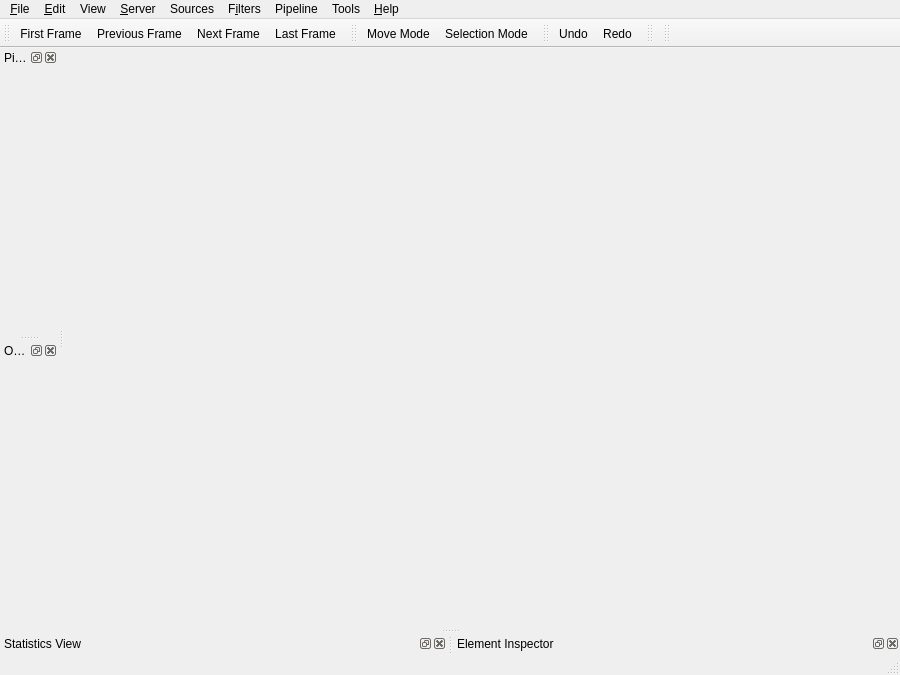
The window that Applications/PGraph/Histogram/MainWindow.ui (wildmichael/ParaView3-enhancements-old) describes before a commit, drawn with Qt 5.
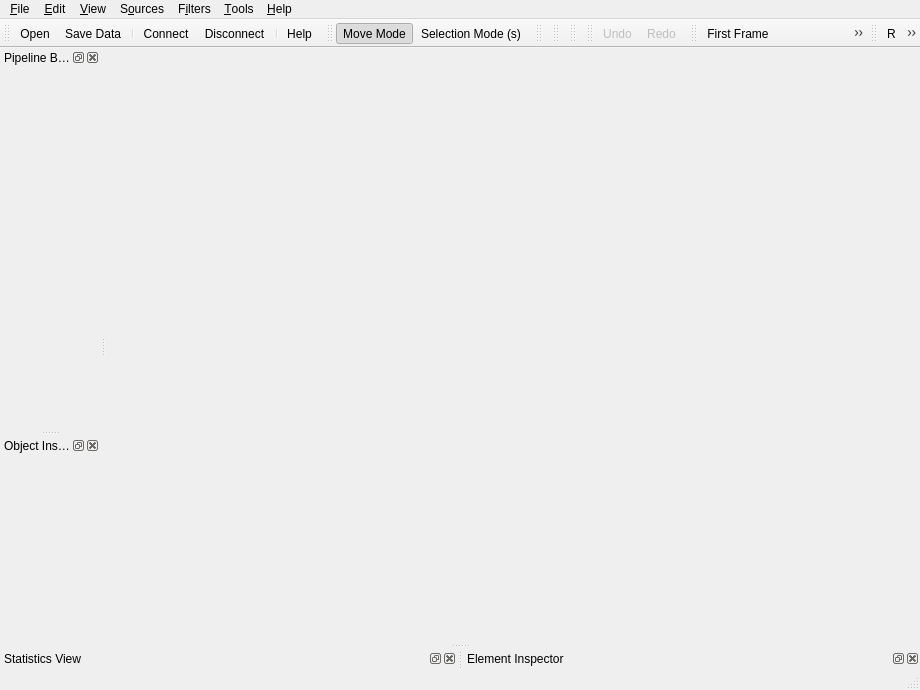
The same window after the commit. Icons and pictures are not drawn.

Commit message: BUG: PGraphHistogram sample had stopped working

```diff
--- a/Applications/PGraph/Histogram/MainWindow.ui
+++ b/Applications/PGraph/Histogram/MainWindow.ui
@@ -8,8 +8,8 @@
    <rect>
     <x>0</x>
     <y>0</y>
-    <width>900</width>
-    <height>675</height>
+    <width>920</width>
+    <height>690</height>
    </rect>
   </property>
   <property name="windowTitle" >
@@ -27,55 +27,27 @@
     <rect>
      <x>0</x>
      <y>0</y>
-     <width>900</width>
-     <height>21</height>
+     <width>920</width>
+     <height>25</height>
     </rect>
    </property>
-   <widget class="QMenu" name="menuEdit" >
-    <property name="title" >
-     <string>&amp;Edit</string>
-    </property>
-    <addaction name="actionEditUndo" />
-    <addaction name="actionEditRedo" />
-    <addaction name="separator" />
-    <addaction name="actionEditCameraUndo" />
-    <addaction name="actionEditCameraRedo" />
-   </widget>
-   <widget class="QMenu" name="menuFilters" >
-    <property name="title" >
-     <string>F&amp;ilters</string>
-    </property>
-   </widget>
-   <widget class="QMenu" name="menuView" >
-    <property name="title" >
-     <string>View</string>
-    </property>
-   </widget>
-   <widget class="QMenu" name="menuRecent_Files" >
-    <property name="title" >
-     <string>Recent Files</string>
-    </property>
-   </widget>
    <widget class="QMenu" name="menuPipeline" >
     <property name="title" >
-     <string>Pipeline</string>
+     <string>&amp;Pipeline</string>
     </property>
    </widget>
-   <widget class="QMenu" name="menuSources" >
+   <widget class="QMenu" name="menuHelp" >
     <property name="title" >
-     <string>Sources</string>
+     <string>&amp;Help</string>
     </property>
-   </widget>
-   <widget class="QMenu" name="menuServer" >
-    <property name="title" >
-     <string>&amp;Server</string>
-    </property>
-    <addaction name="actionServerConnect" />
-    <addaction name="actionServerDisconnect" />
+    <addaction name="actionHelpAbout" />
+    <addaction name="actionHelpHelp" />
+    <addaction name="separator" />
+    <addaction name="actionHelpEnableTooltips" />
    </widget>
    <widget class="QMenu" name="menuTools" >
     <property name="title" >
-     <string>Tools</string>
+     <string>&amp;Tools</string>
     </property>
     <addaction name="actionToolsCreateCustomFilter" />
     <addaction name="actionToolsManageCustomFilters" />
@@ -87,11 +59,17 @@
     <addaction name="separator" />
     <addaction name="actionToolsPythonShell" />
    </widget>
-   <widget class="QMenu" name="menuHelp" >
+   <widget class="QMenu" name="menuFilters" >
     <property name="title" >
-     <string>&amp;Help</string>
+     <string>F&amp;ilters</string>
     </property>
-    <addaction name="actionHelpEnableTooltips" />
+   </widget>
+   <widget class="QMenu" name="menuServer" >
+    <property name="title" >
+     <string>&amp;Server</string>
+    </property>
+    <addaction name="actionServerConnect" />
+    <addaction name="actionServerDisconnect" />
    </widget>
    <widget class="QMenu" name="menuFile" >
     <property name="title" >
@@ -114,13 +92,39 @@
     <addaction name="separator" />
     <addaction name="actionFileExit" />
    </widget>
+   <widget class="QMenu" name="menuSources" >
+    <property name="title" >
+     <string>S&amp;ources</string>
+    </property>
+   </widget>
+   <widget class="QMenu" name="menuView" >
+    <property name="title" >
+     <string>&amp;View</string>
+    </property>
+    <widget class="QMenu" name="menuToolbars" >
+     <property name="title" >
+      <string>Toolbars</string>
+     </property>
+    </widget>
+    <addaction name="menuToolbars" />
+   </widget>
+   <widget class="QMenu" name="menuEdit" >
+    <property name="title" >
+     <string>&amp;Edit</string>
+    </property>
+    <addaction name="actionEditUndo" />
+    <addaction name="actionEditRedo" />
+    <addaction name="separator" />
+    <addaction name="actionEditCameraUndo" />
+    <addaction name="actionEditCameraRedo" />
+    <addaction name="separator" />
+    <addaction name="actionEditSettings" />
+   </widget>
    <addaction name="menuFile" />
    <addaction name="menuEdit" />
    <addaction name="menuView" />
-   <addaction name="menuServer" />
    <addaction name="menuSources" />
    <addaction name="menuFilters" />
-   <addaction name="menuPipeline" />
    <addaction name="menuTools" />
    <addaction name="menuHelp" />
   </widget>
@@ -135,7 +139,14 @@
    <attribute name="dockWidgetArea" >
     <number>1</number>
    </attribute>
-   <widget class="QWidget" name="dockWidgetContents_2" />
+   <widget class="QWidget" name="dockWidgetContents_2" >
+    <property name="minimumSize" >
+     <size>
+      <width>100</width>
+      <height>16</height>
+     </size>
+    </property>
+   </widget>
   </widget>
   <widget class="QDockWidget" name="objectInspectorDock" >
    <property name="allowedAreas" >
@@ -173,20 +184,29 @@
    </attribute>
    <widget class="QWidget" name="dockWidgetContents_5" />
   </widget>
-  <widget class="QToolBar" name="VCRToolbar" >
+  <widget class="QToolBar" name="mainToolBar" >
    <property name="windowTitle" >
     <string>VCR Controls</string>
    </property>
    <property name="orientation" >
     <enum>Qt::Horizontal</enum>
    </property>
+   <property name="iconSize" >
+    <size>
+     <width>20</width>
+     <height>22</height>
+    </size>
+   </property>
    <attribute name="toolBarArea" >
     <number>4</number>
    </attribute>
-   <addaction name="actionVCRFirstFrame" />
-   <addaction name="actionVCRPreviousFrame" />
-   <addaction name="actionVCRNextFrame" />
-   <addaction name="actionVCRLastFrame" />
+   <addaction name="actionFileOpen" />
+   <addaction name="actionFileSaveData" />
+   <addaction name="separator" />
+   <addaction name="actionServerConnect" />
+   <addaction name="actionServerDisconnect" />
+   <addaction name="separator" />
+   <addaction name="actionHelpHelp" />
   </widget>
   <widget class="QToolBar" name="selectionToolbar" >
    <property name="windowTitle" >
@@ -195,25 +215,18 @@
    <property name="orientation" >
     <enum>Qt::Horizontal</enum>
    </property>
+   <property name="iconSize" >
+    <size>
+     <width>20</width>
+     <height>22</height>
+    </size>
+   </property>
    <attribute name="toolBarArea" >
     <number>4</number>
    </attribute>
    <addaction name="actionMoveMode" />
    <addaction name="actionSelectionMode" />
   </widget>
-  <widget class="QToolBar" name="undoRedoToolbar" >
-   <property name="windowTitle" >
-    <string>Undo/Redo Controls</string>
-   </property>
-   <property name="orientation" >
-    <enum>Qt::Horizontal</enum>
-   </property>
-   <attribute name="toolBarArea" >
-    <number>4</number>
-   </attribute>
-   <addaction name="actionEditUndo" />
-   <addaction name="actionEditRedo" />
-  </widget>
   <widget class="QToolBar" name="variableToolbar" >
    <property name="windowTitle" >
     <string>Active Variable Controls</string>
@@ -221,6 +234,29 @@
    <property name="orientation" >
     <enum>Qt::Horizontal</enum>
    </property>
+   <property name="iconSize" >
+    <size>
+     <width>20</width>
+     <height>22</height>
+    </size>
+   </property>
+   <attribute name="toolBarArea" >
+    <number>4</number>
+   </attribute>
+  </widget>
+  <widget class="QToolBar" name="representationToolbar" >
+   <property name="windowTitle" >
+    <string>Representation</string>
+   </property>
+   <property name="orientation" >
+    <enum>Qt::Horizontal</enum>
+   </property>
+   <property name="iconSize" >
+    <size>
+     <width>20</width>
+     <height>22</height>
+    </size>
+   </property>
    <attribute name="toolBarArea" >
     <number>4</number>
    </attribute>
@@ -232,18 +268,82 @@
    <property name="orientation" >
     <enum>Qt::Horizontal</enum>
    </property>
+   <property name="iconSize" >
+    <size>
+     <width>20</width>
+     <height>22</height>
+    </size>
+   </property>
    <attribute name="toolBarArea" >
     <number>4</number>
    </attribute>
   </widget>
-  <action name="actionFileNew" >
-   <property name="text" >
-    <string>&amp;New</string>
+  <widget class="QToolBar" name="undoRedoToolbar" >
+   <property name="windowTitle" >
+    <string>Undo/Redo Controls</string>
    </property>
-   <property name="shortcut" >
-    <string>Ctrl+N</string>
+   <property name="orientation" >
+    <enum>Qt::Horizontal</enum>
    </property>
-  </action>
+   <property name="iconSize" >
+    <size>
+     <width>20</width>
+     <height>22</height>
+    </size>
+   </property>
+   <attribute name="toolBarArea" >
+    <number>4</number>
+   </attribute>
+   <addaction name="actionEditUndo" />
+   <addaction name="actionEditRedo" />
+  </widget>
+  <widget class="QToolBar" name="VCRToolbar" >
+   <property name="windowTitle" >
+    <string>VCR Controls</string>
+   </property>
+   <property name="orientation" >
+    <enum>Qt::Horizontal</enum>
+   </property>
+   <property name="iconSize" >
+    <size>
+     <width>20</width>
+     <height>22</height>
+    </size>
+   </property>
+   <attribute name="toolBarArea" >
+    <number>4</number>
+   </attribute>
+   <addaction name="actionVCRFirstFrame" />
+   <addaction name="actionVCRPreviousFrame" />
+   <addaction name="actionVCRPlay" />
+   <addaction name="actionVCRPause" />
+   <addaction name="actionVCRNextFrame" />
+   <addaction name="actionVCRLastFrame" />
+  </widget>
+  <widget class="QToolBar" name="cameraToolbar" >
+   <property name="windowTitle" >
+    <string>Camera Controls</string>
+   </property>
+   <property name="orientation" >
+    <enum>Qt::Horizontal</enum>
+   </property>
+   <property name="iconSize" >
+    <size>
+     <width>20</width>
+     <height>22</height>
+    </size>
+   </property>
+   <attribute name="toolBarArea" >
+    <number>4</number>
+   </attribute>
+   <addaction name="actionResetCamera" />
+   <addaction name="actionPositiveX" />
+   <addaction name="actionNegativeX" />
+   <addaction name="actionPositiveY" />
+   <addaction name="actionNegativeY" />
+   <addaction name="actionPositiveZ" />
+   <addaction name="actionNegativeZ" />
+  </widget>
   <action name="actionFileOpen" >
    <property name="text" >
     <string>&amp;Open</string>
@@ -260,6 +360,22 @@
     <string>Ctrl+Q</string>
    </property>
   </action>
+  <action name="actionHelpAbout" >
+   <property name="icon" >
+    <iconset/>
+   </property>
+   <property name="text" >
+    <string>About</string>
+   </property>
+  </action>
+  <action name="actionHelpHelp" >
+   <property name="icon" >
+    <iconset resource="../../../Qt/Components/Resources/pqResources.qrc" >:/pqWidgets/Icons/pqHelp22.png</iconset>
+   </property>
+   <property name="text" >
+    <string>Help</string>
+   </property>
+  </action>
   <action name="actionServerConnect" >
    <property name="text" >
     <string>&amp;Connect</string>
@@ -342,6 +458,15 @@
    </property>
   </action>
   <action name="actionMoveMode" >
+   <property name="checkable" >
+    <bool>true</bool>
+   </property>
+   <property name="checked" >
+    <bool>true</bool>
+   </property>
+   <property name="enabled" >
+    <bool>true</bool>
+   </property>
    <property name="icon" >
     <iconset/>
    </property>
@@ -354,13 +479,19 @@
     <iconset/>
    </property>
    <property name="text" >
-    <string>Selection Mode</string>
+    <string>Selection Mode (s)</string>
+   </property>
+   <property name="shortcut" >
+    <string>S</string>
    </property>
   </action>
   <action name="actionEditUndo" >
    <property name="checkable" >
     <bool>false</bool>
    </property>
+   <property name="enabled" >
+    <bool>false</bool>
+   </property>
    <property name="icon" >
     <iconset/>
    </property>
@@ -372,6 +503,9 @@
    </property>
   </action>
   <action name="actionEditRedo" >
+   <property name="enabled" >
+    <bool>false</bool>
+   </property>
    <property name="icon" >
     <iconset/>
    </property>
@@ -439,6 +573,151 @@
     <string>&amp;Manage Custom Filters ...</string>
    </property>
   </action>
+  <action name="actionVCRPlay" >
+   <property name="enabled" >
+    <bool>false</bool>
+   </property>
+   <property name="icon" >
+    <iconset resource="../../../Qt/Components/Resources/pqResources.qrc" >:/pqWidgets/Icons/pqVcrPlay22.png</iconset>
+   </property>
+   <property name="text" >
+    <string>Play</string>
+   </property>
+  </action>
+  <action name="actionVCRPause" >
+   <property name="enabled" >
+    <bool>false</bool>
+   </property>
+   <property name="icon" >
+    <iconset resource="../../../Qt/Components/Resources/pqResources.qrc" >:/pqWidgets/Icons/pqVcrPause22.png</iconset>
+   </property>
+   <property name="text" >
+    <string>Pause</string>
+   </property>
+  </action>
+  <action name="actionToolsPlayTest" >
+   <property name="text" >
+    <string>Play Test</string>
+   </property>
+  </action>
+  <action name="actionEditSettings" >
+   <property name="text" >
+    <string>&amp;Settings</string>
+   </property>
+  </action>
+  <action name="actionResetCamera" >
+   <property name="text" >
+    <string>R</string>
+   </property>
+   <property name="statusTip" >
+    <string>Reset Camera</string>
+   </property>
+   <property name="whatsThis" >
+    <string>Reset Camera</string>
+   </property>
+  </action>
+  <action name="actionPositiveX" >
+   <property name="enabled" >
+    <bool>false</bool>
+   </property>
+   <property name="text" >
+    <string>+X</string>
+   </property>
+   <property name="toolTip" >
+    <string>Set view direction to +X</string>
+   </property>
+   <property name="statusTip" >
+    <string>Set view direction to +X</string>
+   </property>
+   <property name="whatsThis" >
+    <string>Set view direction to +X</string>
+   </property>
+  </action>
+  <action name="actionNegativeX" >
+   <property name="enabled" >
+    <bool>false</bool>
+   </property>
+   <property name="text" >
+    <string>-X</string>
+   </property>
+   <property name="toolTip" >
+    <string>Set view direction to -X</string>
+   </property>
+   <property name="statusTip" >
+    <string>Set view direction to -X</string>
+   </property>
+   <property name="whatsThis" >
+    <string>Set view direction to -X</string>
+   </property>
+  </action>
+  <action name="actionPositiveY" >
+   <property name="enabled" >
+    <bool>false</bool>
+   </property>
+   <property name="text" >
+    <string>+Y</string>
+   </property>
+   <property name="toolTip" >
+    <string>Set view direction to +Y</string>
+   </property>
+   <property name="statusTip" >
+    <string>Set view direction to +Y</string>
+   </property>
+   <property name="whatsThis" >
+    <string>Set view direction to +Y</string>
+   </property>
+  </action>
+  <action name="actionNegativeY" >
+   <property name="enabled" >
+    <bool>false</bool>
+   </property>
+   <property name="text" >
+    <string>-Y</string>
+   </property>
+   <property name="toolTip" >
+    <string>Set view direction to -Y</string>
+   </property>
+   <property name="statusTip" >
+    <string>Set view direction to -Y</string>
+   </property>
+   <property name="whatsThis" >
+    <string>Set view direction to -Y</string>
+   </property>
+  </action>
+  <action name="actionPositiveZ" >
+   <property name="enabled" >
+    <bool>false</bool>
+   </property>
+   <property name="text" >
+    <string>+Z</string>
+   </property>
+   <property name="toolTip" >
+    <string>Set view direction to +Z</string>
+   </property>
+   <property name="statusTip" >
+    <string>Set view direction to +Z</string>
+   </property>
+   <property name="whatsThis" >
+    <string>Set view direction to +Z</string>
+   </property>
+  </action>
+  <action name="actionNegativeZ" >
+   <property name="enabled" >
+    <bool>false</bool>
+   </property>
+   <property name="text" >
+    <string>-Z</string>
+   </property>
+   <property name="toolTip" >
+    <string>Set view direction to -Z</string>
+   </property>
+   <property name="statusTip" >
+    <string>Set view direction to -Z</string>
+   </property>
+   <property name="whatsThis" >
+    <string>Set view direction to -Z</string>
+   </property>
+  </action>
  </widget>
  <pixmapfunction></pixmapfunction>
  <resources>
```
Left out of the diff: 53 changed lines with no effect on the pictures. The commit also changes 2 other files.
